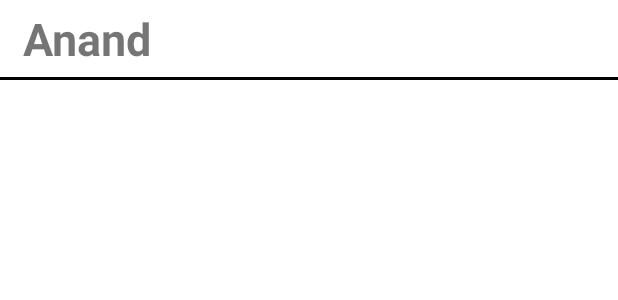
After one commit to ananthk19/ChatApp2, an Android app: the layout user_layout.xml on its own in the app's theme, with its tools: preview values and no code run, on a phone screen of 412 x 824 dp. The commit adds this screen. Shown: the top 300 px of the screen. Run offline under Robolectric (Android 15) with nearby library versions, the light colour scheme and no system bars.

Commit message:
RecyclerView:Main

```diff
--- a/app/src/main/java/com/example/chatapp2/LogIn.kt
+++ b/app/src/main/java/com/example/chatapp2/LogIn.kt
@@ -31,6 +31,7 @@ class LogIn : AppCompatActivity() {
 
         btnSignUp.setOnClickListener{
             val intent = Intent(this, SignUp::class.java)
+            finish()
             startActivity(intent)
         }
 
@@ -47,6 +48,7 @@ class LogIn : AppCompatActivity() {
                 if (task.isSuccessful) {
                     // Sign in success, update UI with the signed-in user's information
                     val intent = Intent(this, MainActivity::class.java)
+                    finish()
                     startActivity(intent)
                 } else {
                     // If sign in fails, display a message to the user.
--- a/app/src/main/java/com/example/chatapp2/SignUp.kt
+++ b/app/src/main/java/com/example/chatapp2/SignUp.kt
@@ -1,5 +1,6 @@
 package com.example.chatapp2
 
+import android.content.Intent
 import androidx.appcompat.app.AppCompatActivity
 import android.os.Bundle
 import android.widget.Button
@@ -48,6 +49,9 @@ class SignUp : AppCompatActivity() {
                     Toast.makeText(baseContext, "Authentication Success",
                         Toast.LENGTH_SHORT).show()
                     writeNewUser(mAuth.currentUser?.uid!!, edtName.text.toString(), email)
+                    val intent = Intent(this, SignUp::class.java)
+                    finish()
+                    startActivity(intent)
 
                 } else {
                     // If sign in fails, display a message to the user.
--- /dev/null
+++ b/app/src/main/res/layout/user_layout.xml
@@ -0,0 +1,23 @@
+<?xml version="1.0" encoding="utf-8"?>
+<RelativeLayout xmlns:android="http://schemas.android.com/apk/res/android"
+    android:layout_width="match_parent"
+    android:layout_height="wrap_content">
+
+    <TextView
+        android:id="@+id/txtName"
+        android:layout_width="match_parent"
+        android:layout_height="wrap_content"
+        android:text="Anand"
+        android:textSize="30sp"
+        android:textStyle="bold"
+        android:layout_marginTop="5dp"
+        android:layout_marginLeft="15dp"/>
+
+    <View
+        android:layout_below="@+id/txtName"
+        android:layout_width="match_parent"
+        android:layout_height="2dp"
+        android:layout_marginTop="5dp"
+        android:background="@color/black"/>
+
+</RelativeLayout>
--- /dev/null
+++ b/app/src/main/res/menu/menu.xml
@@ -0,0 +1,4 @@
+<?xml version="1.0" encoding="utf-8"?>
+<menu xmlns:android="http://schemas.android.com/apk/res/android">
+    <item android:id="@+id/logout" android:title="Log Out"/>
+</menu>
```
Also changed, not shown: app/src/main/java/com/example/chatapp2/MainActivity.kt (+87 -0 lines), app/src/main/java/com/example/chatapp2/UserAdapter.kt (added, +38 -0 lines), app/src/main/res/layout/activity_main.xml (+7 -8 lines).
